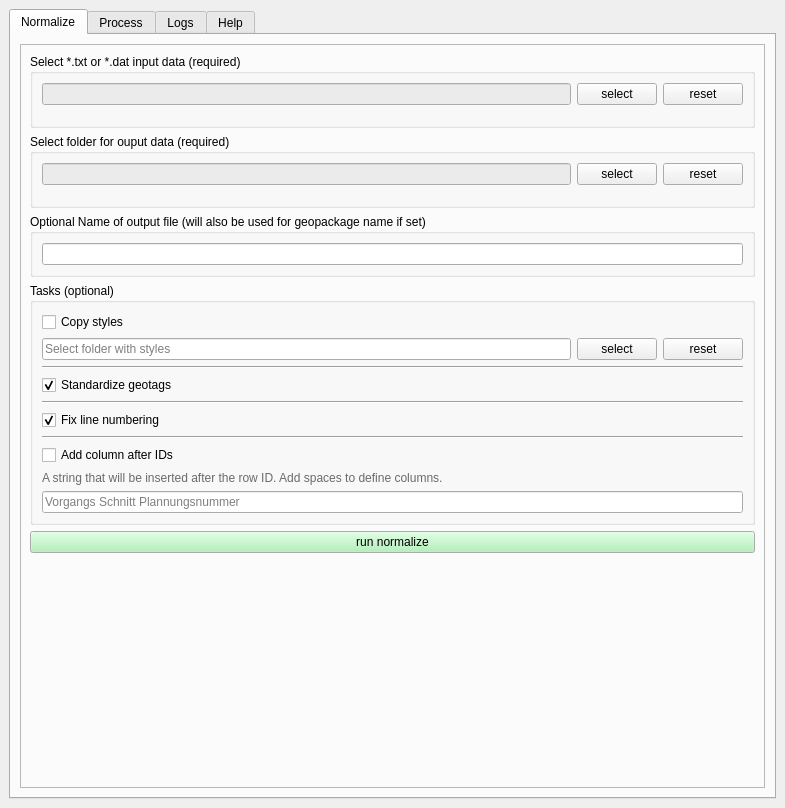
survey2gis/s2g-qgis-extension, file s2g_data_processor_dockwidget_base.ui: the form before one commit.
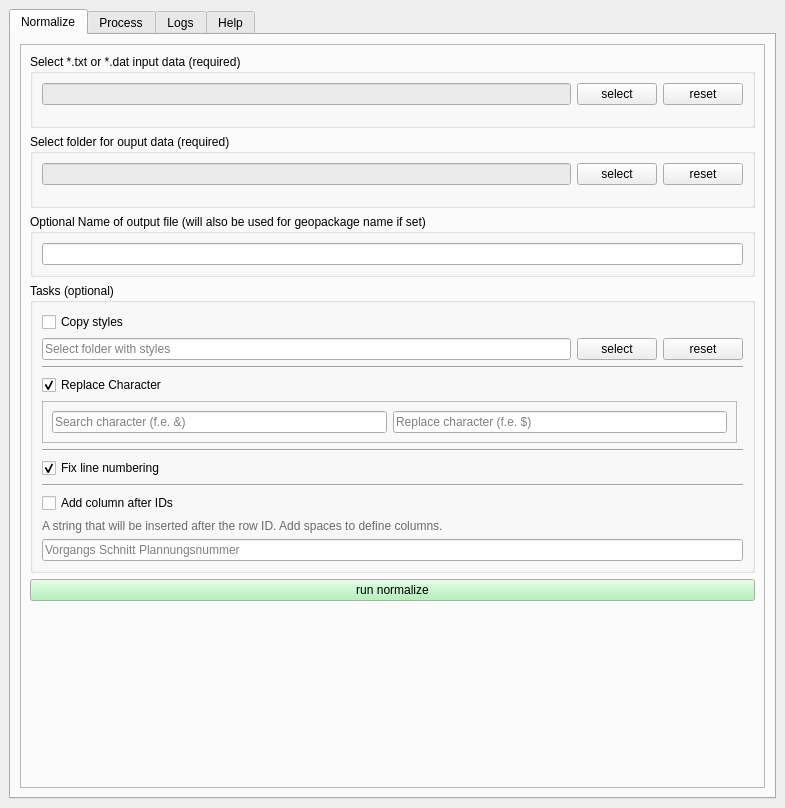
The form after the commit.

Commit message: update geotags task to search and replace

```diff
--- a/s2g_data_processor_dockwidget_base.ui
+++ b/s2g_data_processor_dockwidget_base.ui
@@ -229,21 +229,7 @@
                 </property>
                </widget>
               </item>
-              <item row="8" column="0">
-               <widget class="QCheckBox" name="cols_after_id_checkbox">
-                <property name="text">
-                 <string>Add column after IDs</string>
-                </property>
-               </widget>
-              </item>
-              <item row="5" column="0" colspan="2">
-               <widget class="Line" name="line_2">
-                <property name="orientation">
-                 <enum>Qt::Horizontal</enum>
-                </property>
-               </widget>
-              </item>
-              <item row="9" column="0" colspan="2">
+              <item row="11" column="0" colspan="2">
                <widget class="QLabel" name="label_14">
                 <property name="palette">
                  <palette>
@@ -287,7 +273,24 @@
                 </property>
                </widget>
               </item>
-              <item row="10" column="0" colspan="2">
+              <item row="4" column="0">
+               <widget class="QCheckBox" name="standard_geotags_checkbox">
+                <property name="text">
+                 <string>Replace Character</string>
+                </property>
+                <property name="checked">
+                 <bool>true</bool>
+                </property>
+               </widget>
+              </item>
+              <item row="10" column="0">
+               <widget class="QCheckBox" name="cols_after_id_checkbox">
+                <property name="text">
+                 <string>Add column after IDs</string>
+                </property>
+               </widget>
+              </item>
+              <item row="12" column="0" colspan="2">
                <widget class="QLineEdit" name="cols_after_ids_input">
                 <property name="text">
                  <string/>
@@ -297,7 +300,7 @@
                 </property>
                </widget>
               </item>
-              <item row="6" column="0">
+              <item row="7" column="0">
                <widget class="QCheckBox" name="fix_lines_checkbox">
                 <property name="text">
                  <string>Fix line numbering</string>
@@ -307,13 +310,20 @@
                 </property>
                </widget>
               </item>
-              <item row="7" column="0" colspan="2">
-               <widget class="Line" name="line_3">
+              <item row="6" column="0" colspan="2">
+               <widget class="Line" name="line_2">
                 <property name="orientation">
                  <enum>Qt::Horizontal</enum>
                 </property>
                </widget>
               </item>
+              <item row="0" column="0">
+               <widget class="QCheckBox" name="copy_styles_checkbox">
+                <property name="text">
+                 <string>Copy styles</string>
+                </property>
+               </widget>
+              </item>
               <item row="1" column="0" colspan="2">
                <widget class="QWidget" name="widget" native="true">
                 <property name="maximumSize">
@@ -359,21 +369,40 @@
                 </layout>
                </widget>
               </item>
-              <item row="0" column="0">
-               <widget class="QCheckBox" name="copy_styles_checkbox">
-                <property name="text">
-                 <string>Copy styles</string>
+              <item row="9" column="0" colspan="2">
+               <widget class="Line" name="line_3">
+                <property name="orientation">
+                 <enum>Qt::Horizontal</enum>
                 </property>
                </widget>
               </item>
-              <item row="4" column="0">
-               <widget class="QCheckBox" name="standard_geotags_checkbox">
-                <property name="text">
-                 <string>Standardize geotags</string>
+              <item row="5" column="0">
+               <widget class="QFrame" name="frame_3">
+                <property name="frameShape">
+                 <enum>QFrame::StyledPanel</enum>
                 </property>
-                <property name="checked">
-                 <bool>true</bool>
+                <property name="frameShadow">
+                 <enum>QFrame::Raised</enum>
                 </property>
+                <layout class="QHBoxLayout" name="horizontalLayout_11">
+                 <item>
+                  <widget class="QLineEdit" name="search_character">
+                   <property name="text">
+                    <string/>
+                   </property>
+                   <property name="placeholderText">
+                    <string>Search character (f.e. &amp;)</string>
+                   </property>
+                  </widget>
+                 </item>
+                 <item>
+                  <widget class="QLineEdit" name="replace_character">
+                   <property name="placeholderText">
+                    <string>Replace character (f.e. $)</string>
+                   </property>
+                  </widget>
+                 </item>
+                </layout>
                </widget>
               </item>
              </layout>
@@ -618,7 +647,7 @@
            <property name="geometry">
             <rect>
              <x>0</x>
-             <y>-495</y>
+             <y>0</y>
              <width>740</width>
              <height>1212</height>
             </rect>
@@ -791,7 +820,7 @@
                <property name="geometry">
                 <rect>
                  <x>0</x>
-                 <y>0</y>
+                 <y>-572</y>
                  <width>699</width>
                  <height>954</height>
                 </rect>
@@ -968,7 +997,7 @@
                    <item row="10" column="0">
                     <widget class="QLabel" name="label_3">
                      <property name="text">
-                      <string>-S, --selection </string>
+                      <string>-S, --selection (input divided by space generates several -s options)</string>
                      </property>
                     </widget>
                    </item>
@@ -1093,14 +1122,14 @@
                       <item>
                        <widget class="QLabel" name="label_9">
                         <property name="text">
-                         <string>decimal group input</string>
+                         <string>-g, decimal group input</string>
                         </property>
                        </widget>
                       </item>
                       <item>
                        <widget class="QLineEdit" name="decimal_group_input">
                         <property name="text">
-                         <string/>
+                         <string>,</string>
                         </property>
                         <property name="placeholderText">
                          <string>auto</string>
@@ -1110,14 +1139,14 @@
                       <item>
                        <widget class="QLabel" name="label_8">
                         <property name="text">
-                         <string>decimal point input</string>
+                         <string>-i, decimal point input</string>
                         </property>
                        </widget>
                       </item>
                       <item>
                        <widget class="QLineEdit" name="decimal_point_input">
                         <property name="text">
-                         <string/>
+                         <string>.</string>
                         </property>
                         <property name="placeholderText">
                          <string>auto</string>
```
The commit also changes 1 other file.
